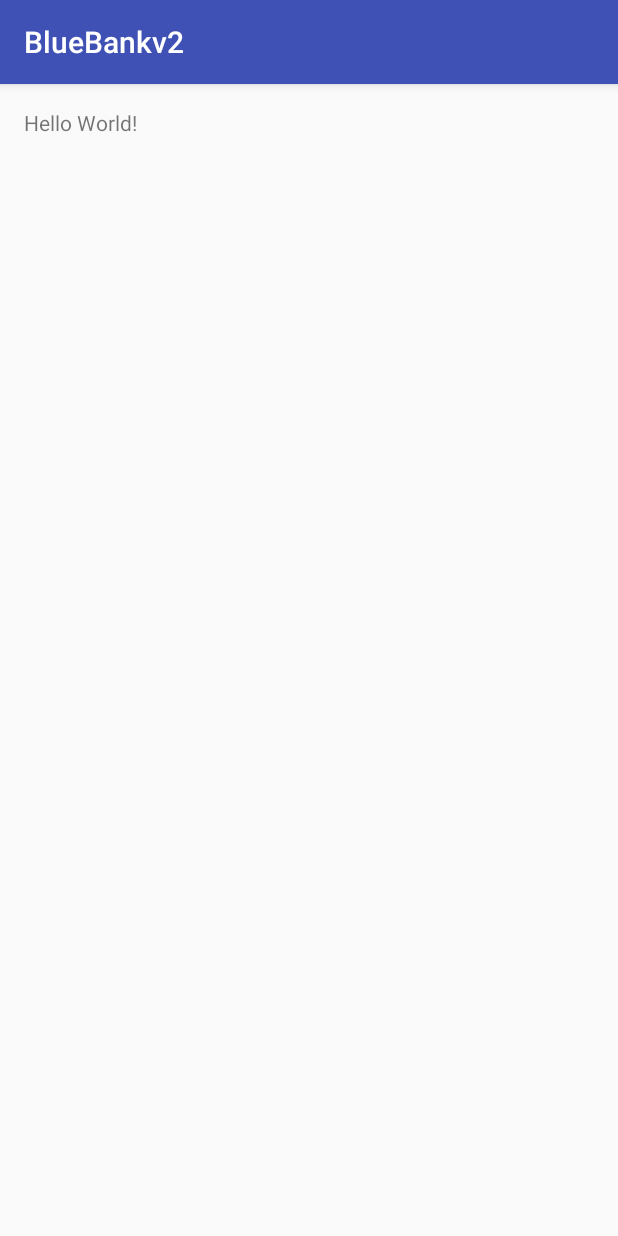
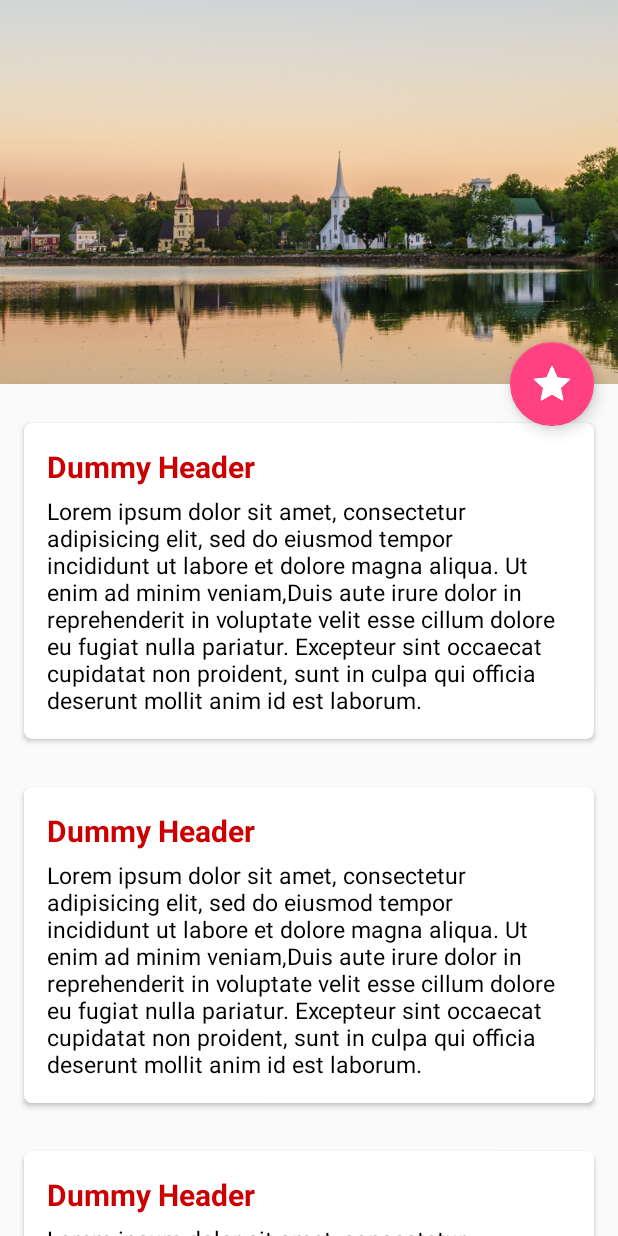
Before and after one commit to neptunian0/bluebankv2, an Android app: the screen it shows after launch (MainActivity), on a phone screen of 412 x 824 dp. Run offline under Robolectric (Android 15) with nearby library versions, the light colour scheme and no system bars; our stand-ins replace ButterKnife; 7 statements that could not run were skipped.

Commit message:
Applied Material Design Collapsing Toolbar Layout to the application - simply reused the Pluralsight module material

```diff
--- a/app/src/main/java/com/lloydtucker/bluebankv2/MainActivity.java
+++ b/app/src/main/java/com/lloydtucker/bluebankv2/MainActivity.java
@@ -1,8 +1,8 @@
 package com.lloydtucker.bluebankv2;
 
 import android.os.Bundle;
+import android.support.design.widget.CollapsingToolbarLayout;
 import android.support.v7.app.AppCompatActivity;
-import android.util.Log;
 
 import com.lloydtucker.bluebankv2.helpers.BlueBankApiAdapter;
 import com.lloydtucker.bluebankv2.interfaces.ApiAdapter;
@@ -11,10 +11,17 @@ import com.lloydtucker.bluebankv2.pojos.Customers;
 
 import java.io.IOException;
 import java.util.ArrayList;
+import java.util.Calendar;
+
+import butterknife.BindView;
+import butterknife.ButterKnife;
 
 import static com.lloydtucker.bluebankv2.helpers.Constants.numberApis;
 
 public class MainActivity extends AppCompatActivity {
+//    @BindView(R.id.toolbar) Toolbar toolbar;
+    @BindView(R.id.collapsingToolbar) CollapsingToolbarLayout collapsingToolbar;
+
     ArrayList<Customers> customers = new ArrayList<>();
     ArrayList<Accounts> accounts = new ArrayList<>();
     String result = "";
@@ -23,6 +30,7 @@ public class MainActivity extends AppCompatActivity {
     protected void onCreate(Bundle savedInstanceState) {
         super.onCreate(savedInstanceState);
         setContentView(R.layout.activity_main);
+        ButterKnife.bind(this);
 
         ApiAdapter[] apiAdapter = new ApiAdapter[numberApis];
         apiAdapter[0] = new BlueBankApiAdapter();
@@ -43,9 +51,25 @@ public class MainActivity extends AppCompatActivity {
             e.printStackTrace();
         }
 
-        //test it worked
-        Log.d("MainActivity", customers.get(0).getGivenName());
-        Log.d("MainActivity", accounts.get(0).getAccountNumber());
-        Log.d("MainActivity", accounts.get(1).getAccountNumber());
+        //set the toolbar to include the greeting and the customer name
+        String greeting = getGreeting() + customers.get(0).getGivenName();
+        collapsingToolbar.setTitle(greeting);
+    }
+
+    //Determine which greeting to display in the toolbar
+    public String getGreeting() {
+        //set the greeting text to good morning, good afternoon,
+        //or good evening <name> and the date
+        String greeting = "";
+        Calendar c = Calendar.getInstance();
+        int timeOfDay = c.get(Calendar.HOUR_OF_DAY);
+        if (timeOfDay >= 0 && timeOfDay < 12) {
+            greeting += "Good morning, ";
+        } else if (timeOfDay >= 12 && timeOfDay < 17) {
+            greeting += "Good afternoon, ";
+        } else if (timeOfDay >= 17 && timeOfDay < 24) {
+            greeting += "Good evening, ";
+        }
+        return greeting;
     }
 }
--- a/app/src/main/res/layout/activity_main.xml
+++ b/app/src/main/res/layout/activity_main.xml
@@ -1,17 +1,56 @@
 <?xml version="1.0" encoding="utf-8"?>
-<RelativeLayout xmlns:android="http://schemas.android.com/apk/res/android"
-    xmlns:tools="http://schemas.android.com/tools"
-    android:id="@+id/activity_main"
+<android.support.design.widget.CoordinatorLayout
+    android:id="@+id/main_content"
+    xmlns:android="http://schemas.android.com/apk/res/android"
+    xmlns:app="http://schemas.android.com/apk/res-auto"
     android:layout_width="match_parent"
     android:layout_height="match_parent"
-    android:paddingBottom="@dimen/activity_vertical_margin"
-    android:paddingLeft="@dimen/activity_horizontal_margin"
-    android:paddingRight="@dimen/activity_horizontal_margin"
-    android:paddingTop="@dimen/activity_vertical_margin"
-    tools:context="com.lloydtucker.bluebankv2.MainActivity">
+    android:fitsSystemWindows="true">
 
-    <TextView
+    <android.support.design.widget.AppBarLayout
+        android:id="@+id/appbarlayout"
+        android:layout_width="match_parent"
+        android:layout_height="256dp"
+        android:fitsSystemWindows="true"
+        android:theme="@style/ThemeOverlay.AppCompat.Dark.ActionBar">
+
+        <android.support.design.widget.CollapsingToolbarLayout
+            android:id="@+id/collapsingToolbar"
+            android:layout_width="match_parent"
+            android:layout_height="match_parent"
+            app:contentScrim="?attr/colorPrimary"
+            app:layout_scrollFlags="scroll|exitUntilCollapsed">
+
+            <ImageView
+                android:layout_width="match_parent"
+                android:layout_height="match_parent"
+                android:fitsSystemWindows="true"
+                android:scaleType="centerCrop"
+                android:src="@drawable/mahone_bay"
+                app:layout_collapseMode="parallax"/>
+
+            <!--pin mode will keep the overflow menu in the toolbar
+            parallax mode will have overflow menu disappear as
+            you scroll up-->
+            <android.support.v7.widget.Toolbar
+                android:id="@+id/toolbar"
+                android:layout_width="match_parent"
+                android:layout_height="?attr/actionBarSize"
+                android:elevation="7dp"
+                app:layout_collapseMode="pin"
+                app:popupTheme="@style/ThemeOverlay.AppCompat.Light"/>
+        </android.support.design.widget.CollapsingToolbarLayout>
+
+    </android.support.design.widget.AppBarLayout>
+
+    <include layout="@layout/nested_scroll_view"/>
+
+    <android.support.design.widget.FloatingActionButton
         android:layout_width="wrap_content"
         android:layout_height="wrap_content"
-        android:text="Hello World!" />
-</RelativeLayout>
+        android:layout_margin="16dp"
+        android:src="@drawable/ic_star"
+        app:layout_anchor="@id/appbarlayout"
+        app:layout_anchorGravity="bottom|right"/>
+
+</android.support.design.widget.CoordinatorLayout>
--- /dev/null
+++ b/app/src/main/res/layout/nested_scroll_view.xml
@@ -0,0 +1,31 @@
+<?xml version="1.0" encoding="utf-8"?>
+<android.support.v4.widget.NestedScrollView
+	xmlns:android="http://schemas.android.com/apk/res/android"
+	xmlns:app="http://schemas.android.com/apk/res-auto"
+	android:layout_width="match_parent"
+	android:layout_height="match_parent"
+	app:layout_behavior="@string/appbar_scrolling_view_behavior">
+
+	<LinearLayout
+		android:layout_width="match_parent"
+		android:layout_height="match_parent"
+		android:orientation="vertical"
+		android:paddingTop="10dp">
+
+		<include layout="@layout/scroll_view_item"/>
+		<include layout="@layout/scroll_view_item"/>
+		<include layout="@layout/scroll_view_item"/>
+		<include layout="@layout/scroll_view_item"/>
+		<include layout="@layout/scroll_view_item"/>
+		<include layout="@layout/scroll_view_item"/>
+		<include layout="@layout/scroll_view_item"/>
+		<include layout="@layout/scroll_view_item"/>
+		<include layout="@layout/scroll_view_item"/>
+		<include layout="@layout/scroll_view_item"/>
+		<include layout="@layout/scroll_view_item"/>
+		<include layout="@layout/scroll_view_item"/>
+		<include layout="@layout/scroll_view_item"/>
+
+	</LinearLayout>
+
+</android.support.v4.widget.NestedScrollView>
--- /dev/null
+++ b/app/src/main/res/layout/scroll_view_item.xml
@@ -0,0 +1,35 @@
+<?xml version="1.0" encoding="utf-8"?>
+<android.support.v7.widget.CardView
+	xmlns:android="http://schemas.android.com/apk/res/android"
+	xmlns:app="http://schemas.android.com/apk/res-auto"
+	android:layout_width="match_parent"
+	android:layout_height="wrap_content"
+	android:layout_margin="16dp"
+	android:elevation="5dp"
+	app:cardCornerRadius="5dp">
+
+	<LinearLayout
+		android:layout_width="match_parent"
+		android:layout_height="wrap_content"
+		android:layout_margin="15dp"
+		android:orientation="vertical">
+
+		<TextView
+			android:layout_width="match_parent"
+			android:layout_height="wrap_content"
+			android:text="Dummy Header"
+			android:textColor="@android:color/holo_red_dark"
+			android:textSize="20sp"
+			android:textStyle="bold"/>
+
+		<TextView
+			android:layout_width="match_parent"
+			android:layout_height="wrap_content"
+			android:layout_marginTop="5dp"
+			android:text="@string/dummy_long_text"
+			android:textColor="@android:color/black"
+			android:textSize="15sp"/>
+
+	</LinearLayout>
+
+</android.support.v7.widget.CardView>
--- a/app/src/main/res/values/strings.xml
+++ b/app/src/main/res/values/strings.xml
@@ -1,3 +1,11 @@
 <resources>
-    <string name="app_name">BlueBankv2</string>
+    <string name="app_name">Blue Bank</string>
+
+    <string name="dummy_long_text">
+		Lorem ipsum dolor sit amet, consectetur adipisicing elit, sed do eiusmod tempor incididunt
+		ut labore et dolore magna aliqua. Ut enim ad minim veniam,Duis aute irure dolor in
+		reprehenderit in voluptate velit esse cillum dolore eu fugiat nulla pariatur. Excepteur
+		sint occaecat cupidatat non proident, sunt in culpa qui officia deserunt mollit anim id
+		est laborum.
+	</string>
 </resources>
--- a/app/src/main/res/values/styles.xml
+++ b/app/src/main/res/values/styles.xml
@@ -1,7 +1,7 @@
 <resources>
 
     <!-- Base application theme. -->
-    <style name="AppTheme" parent="Theme.AppCompat.Light.DarkActionBar">
+    <style name="AppTheme" parent="Theme.AppCompat.Light.NoActionBar">
         <!-- Customize your theme here. -->
         <item name="colorPrimary">@color/colorPrimary</item>
         <item name="colorPrimaryDark">@color/colorPrimaryDark</item>
```
Also changed, not shown: app/src/main/res/drawable/ic_star.png (added), app/src/main/res/drawable/mahone_bay.jpg (added), app/src/main/res/mipmap-hdpi/ic_launcher.png, app/src/main/res/mipmap-mdpi/ic_launcher.png, app/src/main/res/mipmap-xhdpi/ic_launcher.png, app/src/main/res/mipmap-xxhdpi/ic_launcher.png, app/src/main/res/mipmap-xxxhdpi/ic_launcher.png.
